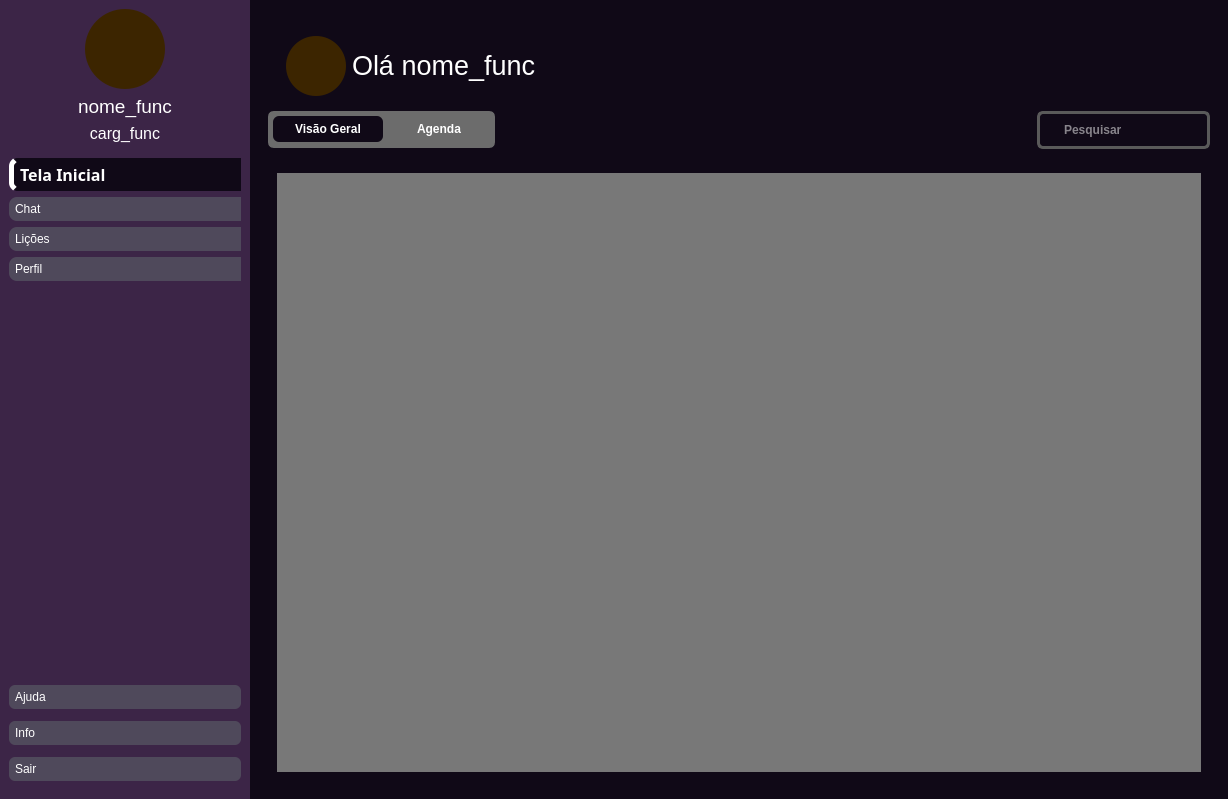
First picture: the form in design/dashboard_funcionario.ui, repository Zstraffey/NewTE, before the edit.
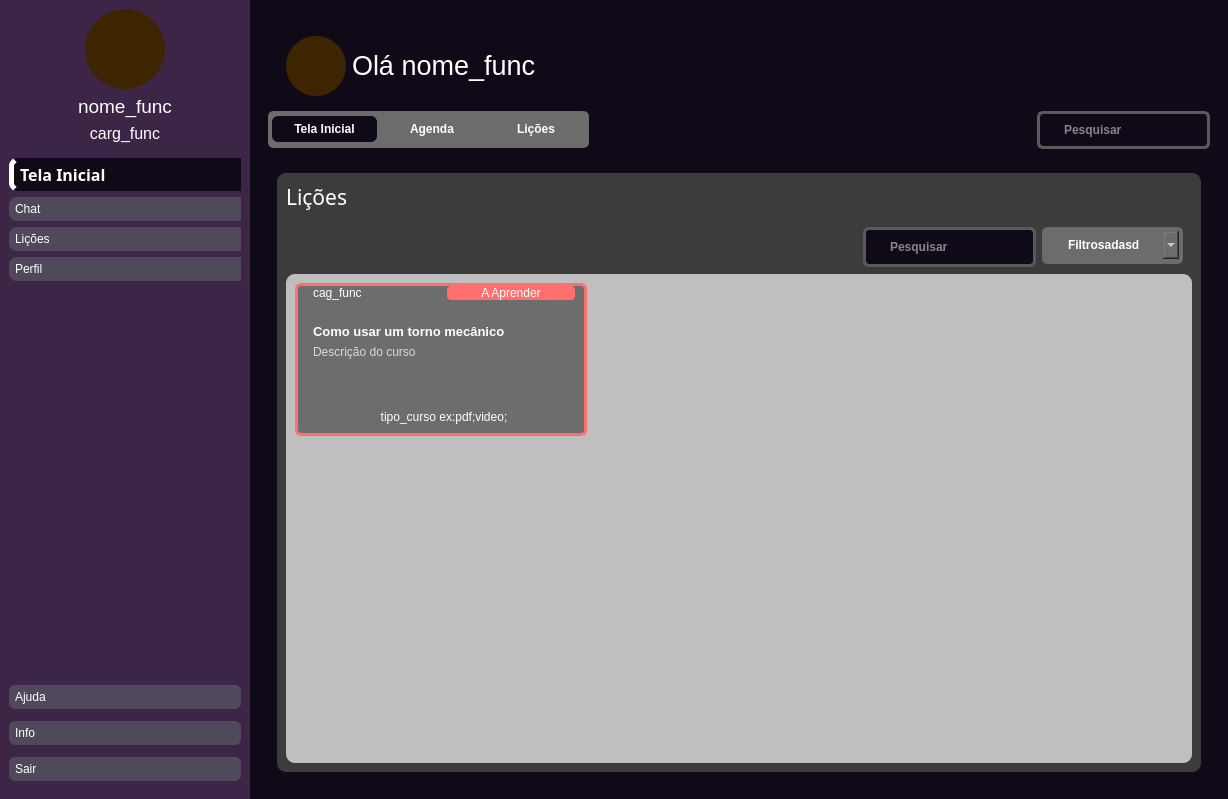
Second picture: the form after the edit. The open tabs and pages were chosen to show the change. Icons and pictures are not drawn.

Commit message: atualização do dashboard funcionario

Diff of the .ui file:
```diff
--- a/design/dashboard_funcionario.ui
+++ b/design/dashboard_funcionario.ui
@@ -761,7 +761,7 @@
                 </property>
                 <property name="minimumSize">
                  <size>
-                  <width>227</width>
+                  <width>180</width>
                   <height>37</height>
                  </size>
                 </property>
@@ -825,11 +825,17 @@
                      <verstretch>0</verstretch>
                     </sizepolicy>
                    </property>
+                   <property name="minimumSize">
+                    <size>
+                     <width>98</width>
+                     <height>0</height>
+                    </size>
+                   </property>
                    <property name="cursor">
                     <cursorShape>PointingHandCursor</cursorShape>
                    </property>
                    <property name="text">
-                    <string>Visão Geral</string>
+                    <string>Tela Inicial</string>
                    </property>
                    <property name="checkable">
                     <bool>true</bool>
@@ -850,6 +856,12 @@
                      <verstretch>0</verstretch>
                     </sizepolicy>
                    </property>
+                   <property name="minimumSize">
+                    <size>
+                     <width>98</width>
+                     <height>0</height>
+                    </size>
+                   </property>
                    <property name="cursor">
                     <cursorShape>PointingHandCursor</cursorShape>
                    </property>
@@ -867,6 +879,28 @@
                    </attribute>
                   </widget>
                  </item>
+                 <item>
+                  <widget class="QPushButton" name="pushButton">
+                   <property name="minimumSize">
+                    <size>
+                     <width>98</width>
+                     <height>0</height>
+                    </size>
+                   </property>
+                   <property name="cursor">
+                    <cursorShape>PointingHandCursor</cursorShape>
+                   </property>
+                   <property name="text">
+                    <string>Lições</string>
+                   </property>
+                   <property name="checkable">
+                    <bool>true</bool>
+                   </property>
+                   <attribute name="buttonGroup">
+                    <string notr="true">rendimen_func_calen</string>
+                   </attribute>
+                  </widget>
+                 </item>
                 </layout>
                </widget>
               </item>
@@ -2020,13 +2054,575 @@
                </item>
               </layout>
              </widget>
-             <widget class="QWidget" name="page">
+             <widget class="QWidget" name="listalicoes_page">
+              <property name="styleSheet">
+               <string notr="true">Widget{
+
+}</string>
+              </property>
               <layout class="QVBoxLayout" name="verticalLayout_22">
                <item>
                 <widget class="QWidget" name="widget_29" native="true">
                  <property name="styleSheet">
-                  <string notr="true">background-color: rgb(120, 120, 120);</string>
+                  <string notr="true">background-color: rgb(60,60,60);
+border-radius: 9px;</string>
                  </property>
+                 <layout class="QVBoxLayout" name="verticalLayout_26">
+                  <property name="spacing">
+                   <number>6</number>
+                  </property>
+                  <item>
+                   <widget class="QLabel" name="lbl_calendario_2">
+                    <property name="font">
+                     <font>
+                      <family>Inter 28pt SemiBold</family>
+                      <pointsize>8</pointsize>
+                      <weight>7</weight>
+                      <italic>false</italic>
+                      <bold>false</bold>
+                     </font>
+                    </property>
+                    <property name="text">
+                     <string>&lt;html&gt;&lt;head/&gt;&lt;body&gt;&lt;p&gt;&lt;span style=&quot; font-size:16pt; font-weight:400;&quot;&gt;Lições&lt;/span&gt;&lt;/p&gt;&lt;/body&gt;&lt;/html&gt;</string>
+                    </property>
+                   </widget>
+                  </item>
+                  <item>
+                   <widget class="QWidget" name="widget_calendario_funcoes_2" native="true">
+                    <property name="sizePolicy">
+                     <sizepolicy hsizetype="Expanding" vsizetype="Expanding">
+                      <horstretch>0</horstretch>
+                      <verstretch>0</verstretch>
+                     </sizepolicy>
+                    </property>
+                    <property name="minimumSize">
+                     <size>
+                      <width>200</width>
+                      <height>50</height>
+                     </size>
+                    </property>
+                    <property name="maximumSize">
+                     <size>
+                      <width>16777215</width>
+                      <height>50</height>
+                     </size>
+                    </property>
+                    <property name="styleSheet">
+                     <string notr="true">
+QPushButton{
+
+
+ background-color: rgb(91, 91, 91);
+}</string>
+                    </property>
+                    <layout class="QHBoxLayout" name="horizontalLayout_44">
+                     <property name="leftMargin">
+                      <number>0</number>
+                     </property>
+                     <property name="topMargin">
+                      <number>0</number>
+                     </property>
+                     <property name="rightMargin">
+                      <number>0</number>
+                     </property>
+                     <property name="bottomMargin">
+                      <number>0</number>
+                     </property>
+                     <item alignment="Qt::AlignRight|Qt::AlignTop">
+                      <widget class="QFrame" name="frame_pesquisa_calendario_2">
+                       <property name="sizePolicy">
+                        <sizepolicy hsizetype="Expanding" vsizetype="Expanding">
+                         <horstretch>0</horstretch>
+                         <verstretch>0</verstretch>
+                        </sizepolicy>
+                       </property>
+                       <property name="styleSheet">
+                        <string notr="true">
+QLineEdit {
+	font: 75 10pt &quot;Inter 18pt&quot;;
+	font-weight: bold;
+	font-color: rgb(255, 255, 255);
+    background-color: #100917;
+    color: white;
+    padding: 5px 22px;
+    border-radius: 6px;
+    border: 3px solid #5a5a5a;
+    min-width: 110px;   /* largura mínima */
+}
+QLineEdit:hover {
+    background-color: #4a4a4a;
+}
+QLineEdit:checked {
+    background-color: #100917;
+    font-weight: bold;
+}
+</string>
+                       </property>
+                       <property name="frameShape">
+                        <enum>QFrame::StyledPanel</enum>
+                       </property>
+                       <property name="frameShadow">
+                        <enum>QFrame::Raised</enum>
+                       </property>
+                       <layout class="QHBoxLayout" name="horizontalLayout_46">
+                        <item>
+                         <widget class="QLineEdit" name="pesquisa_calendario_2">
+                          <property name="sizePolicy">
+                           <sizepolicy hsizetype="Expanding" vsizetype="Expanding">
+                            <horstretch>0</horstretch>
+                            <verstretch>0</verstretch>
+                           </sizepolicy>
+                          </property>
+                          <property name="minimumSize">
+                           <size>
+                            <width>160</width>
+                            <height>40</height>
+                           </size>
+                          </property>
+                          <property name="maximumSize">
+                           <size>
+                            <width>200</width>
+                            <height>50</height>
+                           </size>
+                          </property>
+                          <property name="styleSheet">
+                           <string notr="true"/>
+                          </property>
+                          <property name="placeholderText">
+                           <string>Pesquisar</string>
+                          </property>
+                         </widget>
+                        </item>
+                        <item alignment="Qt::AlignRight">
+                         <widget class="QFrame" name="frame_filtro_calendario_2">
+                          <property name="sizePolicy">
+                           <sizepolicy hsizetype="Fixed" vsizetype="Fixed">
+                            <horstretch>0</horstretch>
+                            <verstretch>0</verstretch>
+                           </sizepolicy>
+                          </property>
+                          <property name="minimumSize">
+                           <size>
+                            <width>40</width>
+                            <height>37</height>
+                           </size>
+                          </property>
+                          <property name="styleSheet">
+                           <string notr="true">QFrame{
+
+border: 4px solid #6c6c6c;
+}
+QFrame{
+background-color: rgb(108, 108, 108);
+border-radius: 6px;
+}
+QComboBox {
+   
+    
+	font: 75 10pt &quot;Inter 18pt&quot;;
+	font-weight: bold;
+    background-color: #6c6c6c;
+    color: white;
+    padding: 6px 22px;
+    border-radius: 6px;
+    border: none;
+    min-width: 54px;   /* largura mínima */
+}
+QComboBox:hover {
+    background-color: #4a4a4a;
+}
+QComboBox:checked {
+    background-color: #100917;
+    
+}
+</string>
+                          </property>
+                          <property name="frameShape">
+                           <enum>QFrame::StyledPanel</enum>
+                          </property>
+                          <property name="frameShadow">
+                           <enum>QFrame::Raised</enum>
+                          </property>
+                          <layout class="QHBoxLayout" name="horizontalLayout_47">
+                           <property name="spacing">
+                            <number>6</number>
+                           </property>
+                           <property name="leftMargin">
+                            <number>0</number>
+                           </property>
+                           <property name="topMargin">
+                            <number>0</number>
+                           </property>
+                           <property name="rightMargin">
+                            <number>0</number>
+                           </property>
+                           <property name="bottomMargin">
+                            <number>0</number>
+                           </property>
+                           <item>
+                            <widget class="QComboBox" name="filtro_calendario_2">
+                             <property name="minimumSize">
+                              <size>
+                               <width>98</width>
+                               <height>0</height>
+                              </size>
+                             </property>
+                             <property name="maximumSize">
+                              <size>
+                               <width>140</width>
+                               <height>16777215</height>
+                              </size>
+                             </property>
+                             <property name="cursor">
+                              <cursorShape>PointingHandCursor</cursorShape>
+                             </property>
+                             <property name="styleSheet">
+                              <string notr="true">
+</string>
+                             </property>
+                             <property name="editable">
+                              <bool>false</bool>
+                             </property>
+                             <property name="currentText">
+                              <string/>
+                             </property>
+                             <property name="currentIndex">
+                              <number>-1</number>
+                             </property>
+                             <property name="placeholderText">
+                              <string>Filtrosadasd</string>
+                             </property>
+                             <item>
+                              <property name="text">
+                               <string>Por Data</string>
+                              </property>
+                             </item>
+                             <item>
+                              <property name="text">
+                               <string/>
+                              </property>
+                             </item>
+                            </widget>
+                           </item>
+                          </layout>
+                         </widget>
+                        </item>
+                       </layout>
+                      </widget>
+                     </item>
+                    </layout>
+                   </widget>
+                  </item>
+                  <item>
+                   <widget class="QWidget" name="widget_30" native="true">
+                    <property name="sizePolicy">
+                     <sizepolicy hsizetype="Expanding" vsizetype="Expanding">
+                      <horstretch>0</horstretch>
+                      <verstretch>0</verstretch>
+                     </sizepolicy>
+                    </property>
+                    <property name="styleSheet">
+                     <string notr="true">background-color: rgb(191, 191, 191);</string>
+                    </property>
+                    <layout class="QGridLayout" name="gridLayout">
+                     <item row="1" column="1">
+                      <spacer name="horizontalSpacer_3">
+                       <property name="orientation">
+                        <enum>Qt::Horizontal</enum>
+                       </property>
+                       <property name="sizeHint" stdset="0">
+                        <size>
+                         <width>40</width>
+                         <height>20</height>
+                        </size>
+                       </property>
+                      </spacer>
+                     </item>
+                     <item row="1" column="0">
+                      <spacer name="verticalSpacer_9">
+                       <property name="orientation">
+                        <enum>Qt::Vertical</enum>
+                       </property>
+                       <property name="sizeHint" stdset="0">
+                        <size>
+                         <width>20</width>
+                         <height>40</height>
+                        </size>
+                       </property>
+                      </spacer>
+                     </item>
+                     <item row="0" column="0">
+                      <widget class="QWidget" name="template_cursos" native="true">
+                       <property name="sizePolicy">
+                        <sizepolicy hsizetype="Fixed" vsizetype="Fixed">
+                         <horstretch>0</horstretch>
+                         <verstretch>0</verstretch>
+                        </sizepolicy>
+                       </property>
+                       <property name="minimumSize">
+                        <size>
+                         <width>292</width>
+                         <height>153</height>
+                        </size>
+                       </property>
+                       <property name="maximumSize">
+                        <size>
+                         <width>292</width>
+                         <height>153</height>
+                        </size>
+                       </property>
+                       <property name="styleSheet">
+                        <string notr="true">QWidget{
+background-color: rgb(109, 109, 109);
+}
+#template_cursos{
+	
+    border-radius: 6px;
+    border: 3px solid rgb(255, 111, 111);}</string>
+                       </property>
+                       <layout class="QVBoxLayout" name="verticalLayout_39">
+                        <property name="topMargin">
+                         <number>3</number>
+                        </property>
+                        <property name="rightMargin">
+                         <number>3</number>
+                        </property>
+                        <property name="bottomMargin">
+                         <number>3</number>
+                        </property>
+                        <item alignment="Qt::AlignTop">
+                         <widget class="QWidget" name="widget_32" native="true">
+                          <layout class="QHBoxLayout" name="horizontalLayout_15">
+                           <property name="topMargin">
+                            <number>0</number>
+                           </property>
+                           <item alignment="Qt::AlignLeft">
+                            <widget class="QLabel" name="label_9">
+                             <property name="text">
+                              <string>cag_func</string>
+                             </property>
+                            </widget>
+                           </item>
+                           <item alignment="Qt::AlignTop">
+                            <widget class="QLabel" name="lbl_situacao_licao">
+                             <property name="styleSheet">
+                              <string notr="true">background-color:rgb(255, 111, 111);
+border-radius: 4px;</string>
+                             </property>
+                             <property name="text">
+                              <string>&lt;html&gt;&lt;head/&gt;&lt;body&gt;&lt;p align=&quot;center&quot;&gt;A Aprender&lt;/p&gt;&lt;/body&gt;&lt;/html&gt;</string>
+                             </property>
+                            </widget>
+                           </item>
+                          </layout>
+                         </widget>
+                        </item>
+                        <item>
+                         <widget class="QWidget" name="widget_34" native="true">
+                          <property name="sizePolicy">
+                           <sizepolicy hsizetype="Preferred" vsizetype="Expanding">
+                            <horstretch>0</horstretch>
+                            <verstretch>0</verstretch>
+                           </sizepolicy>
+                          </property>
+                          <layout class="QVBoxLayout" name="verticalLayout_46">
+                           <item alignment="Qt::AlignTop">
+                            <widget class="QLabel" name="label_12">
+                             <property name="text">
+                              <string>&lt;html&gt;&lt;head/&gt;&lt;body&gt;&lt;p&gt;&lt;span style=&quot; font-size:10pt; font-weight:600;&quot;&gt;Como usar um torno mecânico&lt;/span&gt;&lt;/p&gt;&lt;/body&gt;&lt;/html&gt;</string>
+                             </property>
+                            </widget>
+                           </item>
+                           <item alignment="Qt::AlignTop">
+                            <widget class="QLabel" name="label_11">
+                             <property name="styleSheet">
+                              <string notr="true">
+color:rgb(217, 217, 217);</string>
+                             </property>
+                             <property name="text">
+                              <string>Descrição do curso</string>
+                             </property>
+                            </widget>
+                           </item>
+                           <item>
+                            <spacer name="verticalSpacer_10">
+                             <property name="orientation">
+                              <enum>Qt::Vertical</enum>
+                             </property>
+                             <property name="sizeHint" stdset="0">
+                              <size>
+                               <width>20</width>
+                               <height>40</height>
+                              </size>
+                             </property>
+                            </spacer>
+                           </item>
+                          </layout>
+                         </widget>
+                        </item>
+                        <item>
+                         <widget class="QWidget" name="widget_33" native="true">
+                          <layout class="QVBoxLayout" name="verticalLayout_48">
+                           <item>
+                            <widget class="QLabel" name="label_14">
+                             <property name="text">
+                              <string>&lt;html&gt;&lt;head/&gt;&lt;body&gt;&lt;p align=&quot;center&quot;&gt;tipo_curso ex:pdf;video;&lt;/p&gt;&lt;/body&gt;&lt;/html&gt;</string>
+                             </property>
+                            </widget>
+                           </item>
+                          </layout>
+                         </widget>
+                        </item>
+                       </layout>
+                      </widget>
+                     </item>
+                    </layout>
+                   </widget>
+                  </item>
+                 </layout>
+                </widget>
+               </item>
+              </layout>
+             </widget>
+             <widget class="QWidget" name="page_2">
+              <layout class="QVBoxLayout" name="verticalLayout_64">
+               <item>
+                <widget class="QWidget" name="widget_31" native="true">
+                 <property name="styleSheet">
+                  <string notr="true">background-color: rgb(60,60,60);
+border-radius: 9px;</string>
+                 </property>
+                 <layout class="QVBoxLayout" name="verticalLayout_65">
+                  <item>
+                   <widget class="QWidget" name="widget_44" native="true">
+                    <property name="styleSheet">
+                     <string notr="true">background-color: rgb(108, 108, 108);</string>
+                    </property>
+                    <layout class="QVBoxLayout" name="verticalLayout_66">
+                     <item alignment="Qt::AlignLeft|Qt::AlignTop">
+                      <widget class="QWidget" name="widget_45" native="true">
+                       <property name="sizePolicy">
+                        <sizepolicy hsizetype="Expanding" vsizetype="Preferred">
+                         <horstretch>0</horstretch>
+                         <verstretch>0</verstretch>
+                        </sizepolicy>
+                       </property>
+                       <layout class="QHBoxLayout" name="horizontalLayout_25">
+                        <property name="leftMargin">
+                         <number>4</number>
+                        </property>
+                        <property name="topMargin">
+                         <number>7</number>
+                        </property>
+                        <item>
+                         <widget class="QPushButton" name="pushButton_2">
+                          <property name="font">
+                           <font>
+                            <family>Inter 18pt SemiBold</family>
+                            <pointsize>10</pointsize>
+                            <weight>7</weight>
+                            <italic>false</italic>
+                            <bold>false</bold>
+                           </font>
+                          </property>
+                          <property name="cursor">
+                           <cursorShape>PointingHandCursor</cursorShape>
+                          </property>
+                          <property name="styleSheet">
+                           <string notr="true">font: 63 10pt &quot;Inter 18pt SemiBold&quot;;</string>
+                          </property>
+                          <property name="text">
+                           <string>Voltar</string>
+                          </property>
+                          <property name="icon">
+                           <iconset resource="../imagens/imgs.qrc">
+                            <normaloff>:/imgs/back.png</normaloff>:/imgs/back.png</iconset>
+                          </property>
+                         </widget>
+                        </item>
+                        <item>
+                         <spacer name="horizontalSpacer_4">
+                          <property name="orientation">
+                           <enum>Qt::Horizontal</enum>
+                          </property>
+                          <property name="sizeHint" stdset="0">
+                           <size>
+                            <width>4000</width>
+                            <height>20</height>
+                           </size>
+                          </property>
+                         </spacer>
+                        </item>
+                        <item>
+                         <widget class="QLabel" name="label_13">
+                          <property name="styleSheet">
+                           <string notr="true">background-color:rgb(255, 111, 111);
+border-radius: 4px;</string>
+                          </property>
+                          <property name="text">
+                           <string>lbl_situacao_licao</string>
+                          </property>
+                         </widget>
+                        </item>
+                       </layout>
+                      </widget>
+                     </item>
+                     <item>
+                      <widget class="QWidget" name="widget_46" native="true">
+                       <property name="sizePolicy">
+                        <sizepolicy hsizetype="Preferred" vsizetype="Expanding">
+                         <horstretch>0</horstretch>
+                         <verstretch>0</verstretch>
+                        </sizepolicy>
+                       </property>
+                       <layout class="QVBoxLayout" name="verticalLayout_68">
+                        <item>
+                         <widget class="QLabel" name="label_30">
+                          <property name="text">
+                           <string>&lt;html&gt;&lt;head/&gt;&lt;body&gt;&lt;p&gt;&lt;span style=&quot; font-size:20pt;&quot;&gt;titulo_lbl&lt;/span&gt;&lt;/p&gt;&lt;/body&gt;&lt;/html&gt;</string>
+                          </property>
+                         </widget>
+                        </item>
+                        <item>
+                         <widget class="QLabel" name="label_31">
+                          <property name="text">
+                           <string>&lt;html&gt;&lt;head/&gt;&lt;body&gt;&lt;p&gt;&lt;span style=&quot; font-size:12pt;&quot;&gt;descricao_lbl&lt;/span&gt;&lt;/p&gt;&lt;/body&gt;&lt;/html&gt;</string>
+                          </property>
+                         </widget>
+                        </item>
+                        <item>
+                         <widget class="QLabel" name="label_32">
+                          <property name="text">
+                           <string>&lt;html&gt;&lt;head/&gt;&lt;body&gt;&lt;p&gt;&lt;span style=&quot; font-size:10pt; color:#d1d1d1;&quot;&gt;meta_lbl ex:compreender o torno mecanico;saber atender o cliente; &lt;/span&gt;&lt;/p&gt;&lt;/body&gt;&lt;/html&gt;</string>
+                          </property>
+                         </widget>
+                        </item>
+                       </layout>
+                      </widget>
+                     </item>
+                     <item>
+                      <widget class="QWidget" name="widget_47" native="true">
+                       <property name="sizePolicy">
+                        <sizepolicy hsizetype="Preferred" vsizetype="Expanding">
+                         <horstretch>0</horstretch>
+                         <verstretch>0</verstretch>
+                        </sizepolicy>
+                       </property>
+                       <layout class="QVBoxLayout" name="verticalLayout_69">
+                        <item>
+                         <widget class="QLabel" name="label_33">
+                          <property name="text">
+                           <string>PDF;VIDEO_AULA</string>
+                          </property>
+                         </widget>
+                        </item>
+                       </layout>
+                      </widget>
+                     </item>
+                    </layout>
+                   </widget>
+                  </item>
+                 </layout>
                 </widget>
                </item>
               </layout>
```
Left out of the diff: 6 changed lines with no effect on the pictures. The commit also changes 3 other files.
